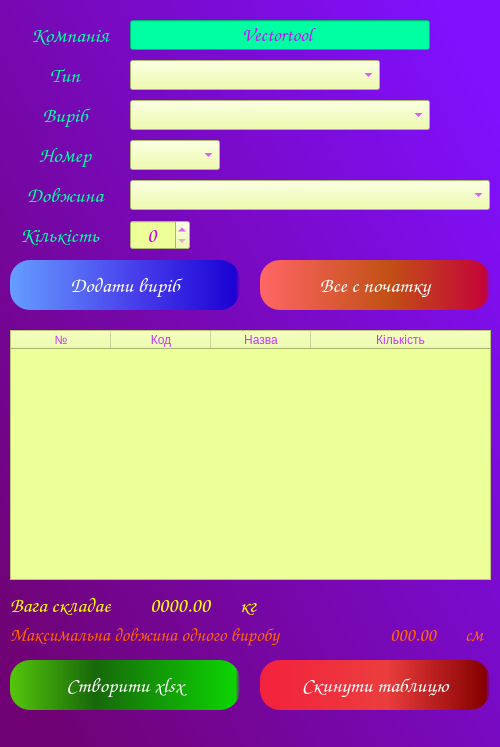
Old version of the form BendingPriceCalc.ui in the repository VitaliyBychevoy/BendingToolsPriceCalc.
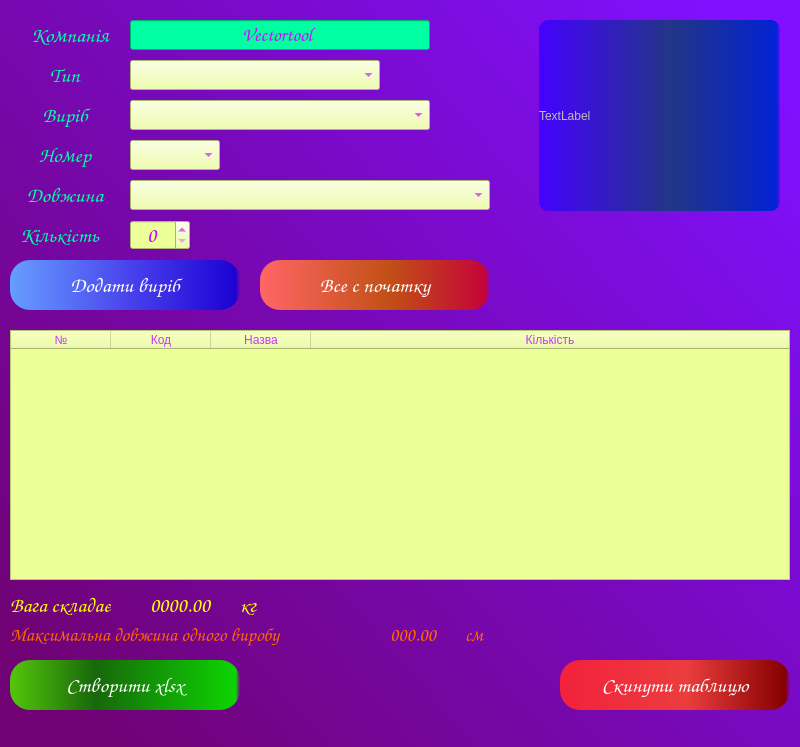
New version of the form.

```diff
--- a/BendingPriceCalc.ui
+++ b/BendingPriceCalc.ui
@@ -12,7 +12,7 @@
    <rect>
     <x>0</x>
     <y>0</y>
-    <width>500</width>
+    <width>800</width>
     <height>747</height>
    </rect>
   </property>
@@ -142,6 +142,7 @@
     <property name="font">
      <font>
       <family>Comic Sans MS</family>
+      <pointsize>14</pointsize>
      </font>
     </property>
     <property name="styleSheet">
@@ -155,6 +156,13 @@
 QComboBox:focus {
 
 	border: 3px solid rgb(225, 255, 249);
+}
+QScrollBar {
+	background-color: rgb(237, 255, 152);
+	color: yellow;
+}
+QScrollBar::handle::pressed {
+	background : lightgreen;
 }</string>
     </property>
    </widget>
@@ -196,6 +204,7 @@
     <property name="font">
      <font>
       <family>Comic Sans MS</family>
+      <pointsize>14</pointsize>
      </font>
     </property>
     <property name="whatsThis">
@@ -309,6 +318,7 @@
     <property name="font">
      <font>
       <family>Comic Sans MS</family>
+      <pointsize>14</pointsize>
      </font>
     </property>
     <property name="styleSheet">
@@ -447,7 +457,7 @@
      <rect>
       <x>10</x>
       <y>330</y>
-      <width>481</width>
+      <width>780</width>
       <height>250</height>
      </rect>
     </property>
@@ -683,7 +693,7 @@
    <widget class="QPushButton" name="clear_table_button">
     <property name="geometry">
      <rect>
-      <x>260</x>
+      <x>560</x>
       <y>660</y>
       <width>230</width>
       <height>50</height>
@@ -710,6 +720,32 @@
      <string>Скинути таблицю</string>
     </property>
    </widget>
+   <widget class="QWidget" name="verticalWidget" native="true">
+    <property name="enabled">
+     <bool>false</bool>
+    </property>
+    <property name="geometry">
+     <rect>
+      <x>539</x>
+      <y>20</y>
+      <width>241</width>
+      <height>191</height>
+     </rect>
+    </property>
+    <property name="styleSheet">
+     <string notr="true">background-color:qlineargradient(spread:pad, x1:0, y1:0, x2:1, y2:0, stop:0 rgba(69, 1, 255, 255), stop:0.55 rgba(34, 54, 133, 255), stop:0.98 rgba(2, 34, 212, 255), stop:1 rgba(0, 0, 0, 0));
+border-radius: 10px;</string>
+    </property>
+    <layout class="QVBoxLayout" name="verticalLayout">
+     <item>
+      <widget class="QLabel" name="label">
+       <property name="text">
+        <string>TextLabel</string>
+       </property>
+      </widget>
+     </item>
+    </layout>
+   </widget>
   </widget>
  </widget>
  <resources/>
```
Left out of the diff: 1 changed line with no effect on the pictures.
